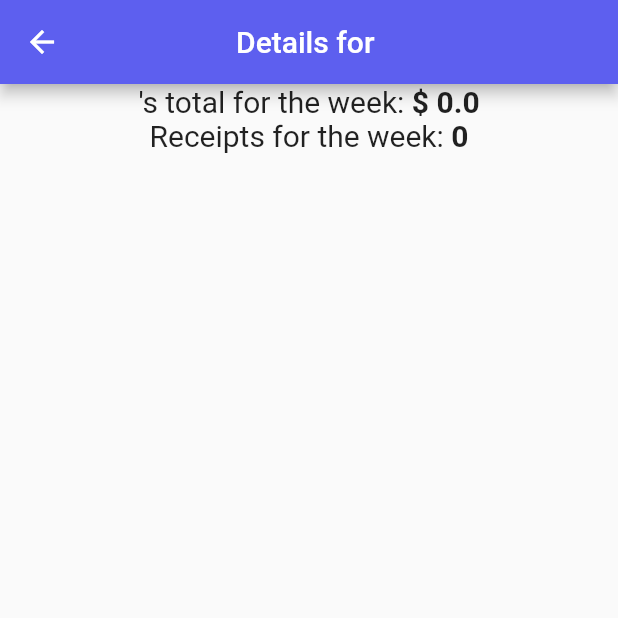
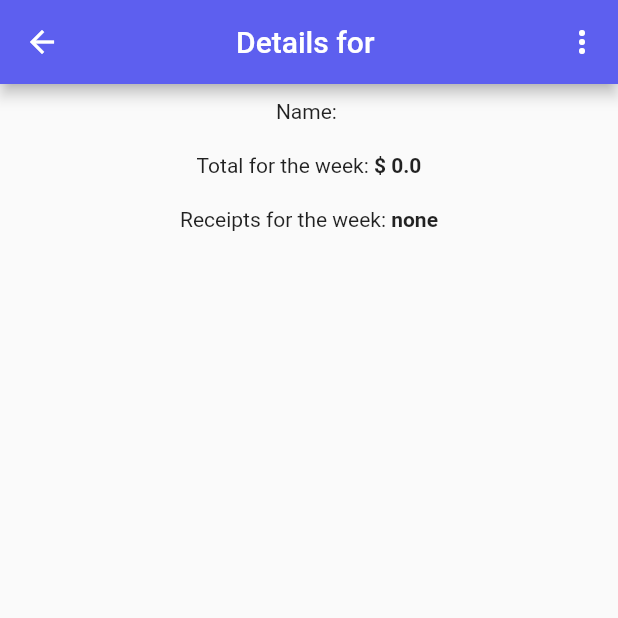
Before and after one commit to Austin-Metke/expense_tracker, a Flutter app: the UserDetailsPage screen opened directly with empty values, on a phone screen of 412 x 824 dp, the top half of it. Run offline on Flutter 3.47's test engine with Material 2 defaults, Android fonts, the phone set to English and light mode, and no system bars; drawn by our look-alikes of oktoast; our stand-ins replace cloud_firestore, cloud_functions, firebase_auth, firebase_core, flutter_easyloading, flutter_multi_formatter and 2 more; missing offline and left inert: firebase_auth_platform_interface; accounts and stored records are empty; network calls fail.

Commit message:
Updated CRUD user cloud function to make use of asyc/await instead of callbacks for readability, updated function and variable names UserDetailsPage.dart ViewReceiptsPage.dart and ViewUsersPage.dart to better reflect what they're for.

```diff
--- a/lib/UserDetailsPage.dart
+++ b/lib/UserDetailsPage.dart
@@ -1,9 +1,12 @@
+import 'package:expense_tracker/EmployeeUploadedReceiptsPage.dart';
 import 'package:flutter/material.dart';
+import 'package:oktoast/oktoast.dart';
 
 import 'Global.dart';
 
 class UserDetailsPage extends StatefulWidget {
   final Map<String, dynamic> userData;
+
   const UserDetailsPage({Key? key, required this.userData}) : super(key: key);
 
   @override
@@ -11,73 +14,92 @@ class UserDetailsPage extends StatefulWidget {
 }
 
 class _UserDetailsPageState extends State<UserDetailsPage> {
-
-  int? uploadedReceipts;
-  double? cumulativeTotal;
-  String? name;
-
+  late String _name;
+  late double? _total;
+  late int? _receiptsUploaded;
+  late String? _phoneNumber;
 
   @override
   void initState() {
-    super.initState();
-
-    uploadedReceipts = widget.userData['uploadedReceipts'];
-    cumulativeTotal = widget.userData['total'];
-    name = widget.userData['name'];
-
+    _name = widget.userData['name'];
+    _total = widget.userData['total'];
+    _receiptsUploaded = widget.userData['uploadedReceipts'];
+    _phoneNumber = widget.userData['phoneNumber'];
   }
 
   @override
   Widget build(BuildContext context) {
-    return Scaffold(
-
+    print("TEST");
+    return OKToast(
+        child: Scaffold(
             appBar: AppBar(
               centerTitle: true,
-        title: Text("Details for $name"),
+              title: Text("Details for $_name"),
+              actions: [
+                PopupMenuButton<int>(
+                  itemBuilder: (context) {
+                    return [
+                      PopupMenuItem<int>(
+                        value: 0,
+                        child: Text("View receipts"),
+                      ),
+                    ];
+                  },
+                  onSelected: (value) {
+                    switch(value) {
+                      case 0:
+                        _viewUserReceiptsPage(userPhoneNumber: _phoneNumber, userName: _name);
+                        break;
+
+                    }
+                  },
+                ),
+
+              ],
               backgroundColor: Global.colorBlue,
             ),
-
             body: Center(
               child: Column(
-
-
                 children: [
-
-           Row(
+                  Padding(
+                    padding: const EdgeInsets.all(10),
+                    child: Text("Name: $_name"),
+                  ),
+                  Padding(
+                    padding: const EdgeInsets.all(10),
+                    child: Row(
                       mainAxisAlignment: MainAxisAlignment.center,
                       children: [
-              Text("$name's total for the week: ", style: const TextStyle(
-                fontSize: 20,
+                        const Text("Total for the week: "),
+                        Text("\$ ${(_total ?? "\$0.00")}", style: const TextStyle(
+                          fontWeight: FontWeight.bold,
                         )),
-              Text("\$ ${cumulativeTotal ?? 0}", style: const TextStyle(
-                fontSize: 20,
+                      ],
+                    )
+                  ),
+                  Padding(
+                    padding: const EdgeInsets.all(10),
+                    child: Row(
+                      mainAxisAlignment: MainAxisAlignment.center,
+                      children: [
+                        const Text("Receipts for the week: "),
+                        Text("${(_receiptsUploaded == 0 || _receiptsUploaded == null) ? "none" : _receiptsUploaded}", style: const TextStyle(
                           fontWeight: FontWeight.bold,
-              ),)
+                        )),
+                      ],
+                    )
+                  ),
                 ],
               ),
+            )));
+  }
 
-          Row(
-            mainAxisAlignment: MainAxisAlignment.center,
-            children: [
+  void _viewUserReceiptsPage({required String? userPhoneNumber, required String? userName}) {
 
-              const Text("Receipts for the week: ", style: TextStyle(
-                fontSize: 20,
-              )),
+    Navigator.push(
+        context,
+        MaterialPageRoute(
+            builder: (BuildContext context) => EmployeeUploadedReceiptsPage(phoneNumber: userPhoneNumber, name: userName,)));
 
-              Text("${uploadedReceipts ?? 0}", style: const TextStyle(
-                fontSize: 20,
-                fontWeight: FontWeight.bold,
-              ))
-            ],
-          )
-
-
-
-        ],
-
-
-      ),
-
-      ));
   }
 }
--- a/lib/ViewUsersPage.dart
+++ b/lib/ViewUsersPage.dart
@@ -119,7 +119,7 @@ class _ViewUserPageState extends State<ViewUserPage> {
                             if (selected == 0)
                               {_showEditUserPage(data)}
                             else if (selected == 1)
-                              {_deleteUser(data['email'])}
+                              {_deleteUser(data['email'], data['name'])}
                           },
                       onTap: () => _viewUserDetailsPage(userData: data),
                       onTapDown: (tapDownDetails) =>
@@ -150,7 +150,7 @@ class _ViewUserPageState extends State<ViewUserPage> {
             builder: (BuildContext context) => EditUserPage(userData: data)));
   }
 
-  Future<void> _deleteUser(String email) async {
+  Future<void> _deleteUser(String email, String name) async {
     _loadingToast();
 
     final functions = FirebaseFunctions.instanceFor(region: 'us-west2');
@@ -168,7 +168,7 @@ class _ViewUserPageState extends State<ViewUserPage> {
         break;
 
       case 'success':
-        _successToast();
+        _successToast(name);
         break;
 
       default:
@@ -203,9 +203,9 @@ class _ViewUserPageState extends State<ViewUserPage> {
     );
   }
 
-  _successToast() {
+  _successToast(String name) {
     showToast(
-      'User successfully deleted!',
+      'User $name successfully deleted!',
       position: ToastPosition.bottom,
       backgroundColor: Colors.greenAccent.shade400,
       radius: Global.defaultRadius,
```
Also changed, not shown: lib/EmployeeUploadedReceiptsPage.dart (added, +95 -0 lines), lib/UserTotalPage.dart (added, +51 -0 lines), lib/ViewReceiptsPage.dart (+14 -16 lines), lib/main.dart (+18 -0 lines), 1 other file. Lines whose indentation alone changed are shown as unchanged.
